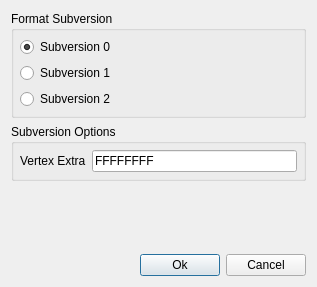
Before: the Qt Designer form src/qtui/ms3dprompt.ui in zturtleman/mm3d, drawn with Qt 5.
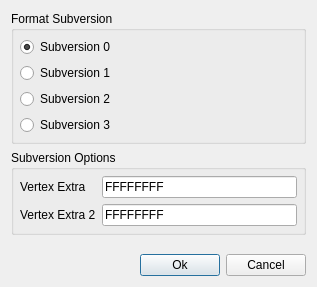
After: the same form once the commit is applied.

What changed in the file:
```diff
--- a/src/qtui/ms3dprompt.ui
+++ b/src/qtui/ms3dprompt.ui
@@ -74,6 +74,13 @@
         </property>
        </widget>
       </item>
+      <item>
+       <widget class="QRadioButton" name="m_subVersion3">
+        <property name="text">
+         <string>Subversion 3</string>
+        </property>
+       </widget>
+      </item>
      </layout>
     </widget>
    </item>
@@ -113,6 +120,29 @@
         <property name="text">
          <string notr="true">FFFFFFFF</string>
         </property>
+        <property name="maxLength">
+         <number>8</number>
+        </property>
+       </widget>
+      </item>
+      <item row="1" column="0">
+       <widget class="QLabel" name="textLabel2">
+        <property name="text">
+         <string>Vertex Extra 2</string>
+        </property>
+        <property name="wordWrap">
+         <bool>false</bool>
+        </property>
+       </widget>
+      </item>
+      <item row="1" column="1">
+       <widget class="QLineEdit" name="m_vertexExtra2">
+        <property name="text">
+         <string notr="true">FFFFFFFF</string>
+        </property>
+        <property name="maxLength">
+         <number>8</number>
+        </property>
        </widget>
       </item>
      </layout>
```
Left out of the diff: 16 changed lines with no effect on the pictures.
